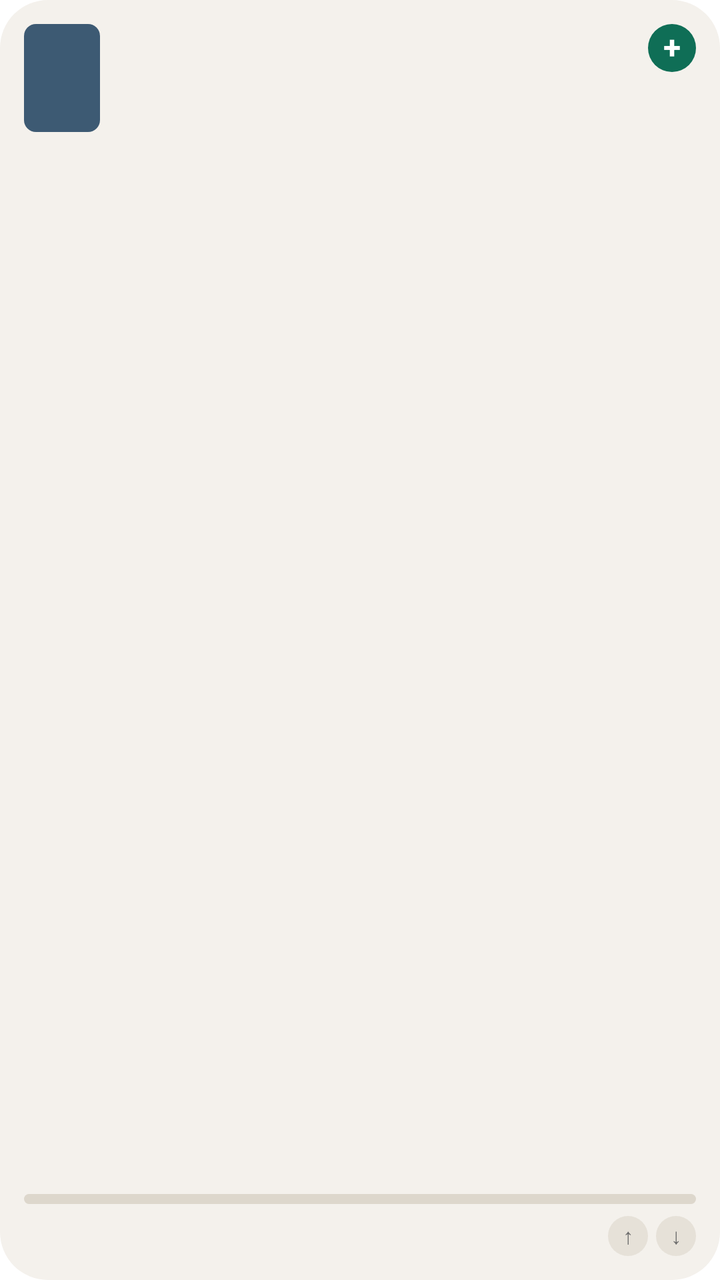
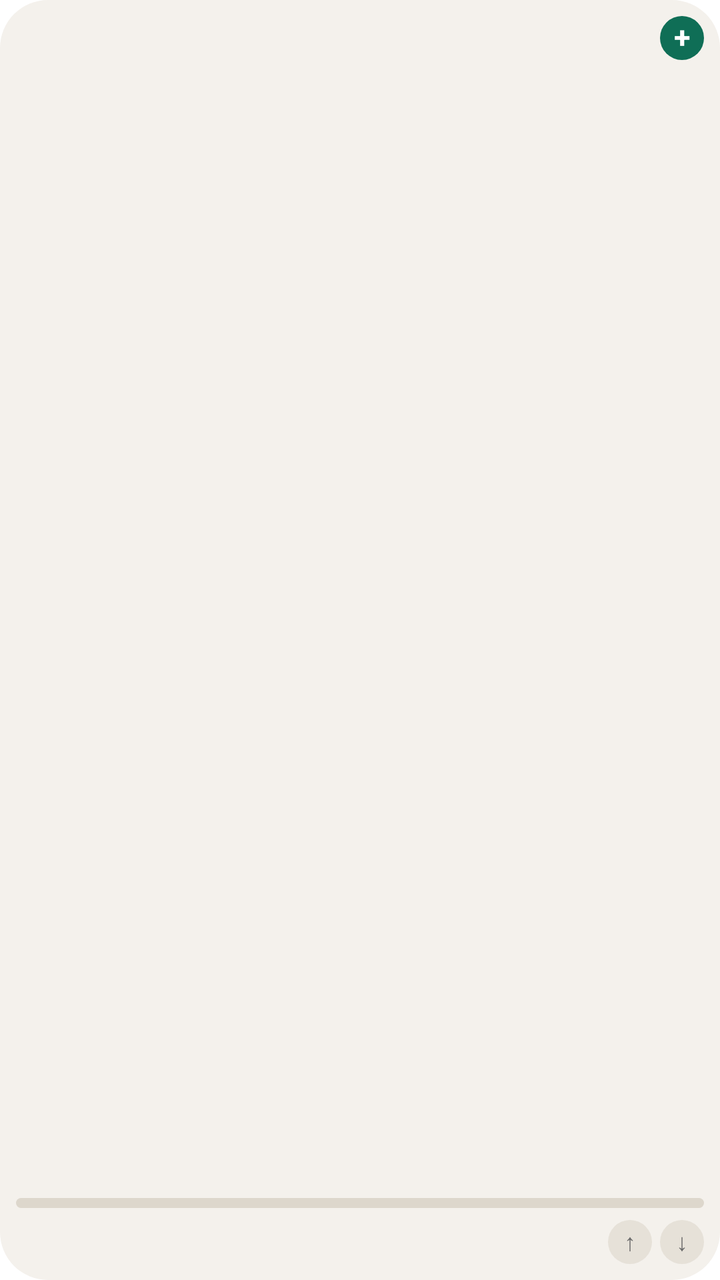

Screens rendered from an Android XML layout before and after an edit, with the pre-edit source and the edit as a unified diff.
<!-- AndroidManifest.xml: fallback theme Theme.MaterialComponents.DayNight.NoActionBar -->
<!-- res/layout/ww_widget_small.xml -->
<?xml version="1.0" encoding="utf-8"?>
<LinearLayout xmlns:android="http://schemas.android.com/apk/res/android"
    android:id="@+id/ww_root"
    android:layout_width="match_parent"
    android:layout_height="match_parent"
    android:background="@drawable/ww_widget_bg"
    android:orientation="vertical"
    android:padding="12dp">

    <RelativeLayout
        android:layout_width="match_parent"
        android:layout_height="wrap_content">

        <FrameLayout
            android:id="@+id/ww_cover_box"
            android:layout_width="38dp"
            android:layout_height="54dp"
            android:background="@drawable/ww_cover_bg">

            <ImageView
                android:id="@+id/ww_cover_image"
                android:layout_width="match_parent"
                android:layout_height="match_parent"
                android:scaleType="fitXY"
                android:visibility="gone" />

            <TextView
                android:id="@+id/ww_cover_title"
                android:layout_width="match_parent"
                android:layout_height="match_parent"
                android:ellipsize="end"
                android:maxLines="4"
                android:padding="4dp"
                android:textColor="#FFFFFF"
                android:textSize="7sp"
                android:textStyle="bold" />
        </FrameLayout>

        <TextView
            android:id="@+id/ww_btn_add"
            android:layout_width="24dp"
            android:layout_height="24dp"
            android:layout_alignParentEnd="true"
            android:background="@drawable/ww_btn_primary"
            android:contentDescription="Add a book"
            android:gravity="center"
            android:includeFontPadding="false"
            android:text="+"
            android:textColor="@color/ww_on_primary"
            android:textSize="16sp"
            android:textStyle="bold" />

        <TextView
            android:id="@+id/ww_percent"
            android:layout_width="wrap_content"
            android:layout_height="wrap_content"
            android:layout_marginStart="10dp"
            android:layout_marginEnd="4dp"
            android:layout_toStartOf="@id/ww_btn_add"
            android:layout_toEndOf="@id/ww_cover_box"
            android:includeFontPadding="false"
            android:maxLines="1"
            android:textColor="@color/ww_on_surface"
            android:textSize="20sp"
            android:textStyle="bold" />
    </RelativeLayout>

    <TextView
        android:id="@+id/ww_title"
        android:layout_width="match_parent"
        android:layout_height="wrap_content"
        android:layout_marginTop="8dp"
        android:ellipsize="end"
        android:maxLines="2"
        android:textColor="@color/ww_on_surface"
        android:textSize="12sp"
        android:textStyle="bold" />

    <FrameLayout
        android:layout_width="match_parent"
        android:layout_height="0dp"
        android:layout_weight="1" />

    <ProgressBar
        android:id="@+id/ww_progress"
        style="?android:attr/progressBarStyleHorizontal"
        android:layout_width="match_parent"
        android:layout_height="5dp"
        android:indeterminate="false"
        android:max="1000"
        android:maxHeight="5dp"
        android:minHeight="5dp"
        android:progress="0"
        android:progressDrawable="@drawable/ww_progress" />

    <RelativeLayout
        android:layout_width="match_parent"
        android:layout_height="wrap_content"
        android:layout_marginTop="6dp">

        <TextView
            android:id="@+id/ww_stat_left"
            android:layout_width="wrap_content"
            android:layout_height="wrap_content"
            android:layout_alignParentStart="true"
            android:layout_centerVertical="true"
            android:maxLines="1"
            android:textColor="@color/ww_muted"
            android:textSize="10sp" />

        <LinearLayout
            android:layout_width="wrap_content"
            android:layout_height="wrap_content"
            android:layout_alignParentEnd="true"
            android:orientation="horizontal">

            <TextView
                android:id="@+id/ww_btn_prev"
                android:layout_width="20dp"
                android:layout_height="20dp"
                android:background="@drawable/ww_btn_neutral"
                android:contentDescription="Previous book"
                android:gravity="center"
                android:includeFontPadding="false"
                android:text="&#8593;"
                android:textColor="@color/ww_muted"
                android:textSize="11sp" />

            <TextView
                android:id="@+id/ww_btn_next"
                android:layout_width="20dp"
                android:layout_height="20dp"
                android:layout_marginStart="4dp"
                android:background="@drawable/ww_btn_neutral"
                android:contentDescription="Next book"
                android:gravity="center"
                android:includeFontPadding="false"
                android:text="&#8595;"
                android:textColor="@color/ww_muted"
                android:textSize="11sp" />
        </LinearLayout>
    </RelativeLayout>
</LinearLayout>
<!-- resources referenced by this layout -->
<resources>
  <color name="ww_muted">#6B6B6B</color>
  <color name="ww_on_primary">#FFFFFF</color>
  <color name="ww_on_surface">#1A1A1A</color>
  <!-- drawable ww_btn_neutral (drawable) -->
  <?xml version="1.0" encoding="utf-8"?>
  <shape xmlns:android="http://schemas.android.com/apk/res/android"
      android:shape="oval">
      <solid android:color="@color/ww_btn" />
  </shape>
  <!-- drawable ww_btn_primary (drawable) -->
  <?xml version="1.0" encoding="utf-8"?>
  <shape xmlns:android="http://schemas.android.com/apk/res/android"
      android:shape="oval">
      <solid android:color="@color/ww_primary" />
  </shape>
  <!-- drawable ww_cover_bg (drawable) -->
  <?xml version="1.0" encoding="utf-8"?>
  <shape xmlns:android="http://schemas.android.com/apk/res/android"
      android:shape="rectangle">
      <solid android:color="@color/ww_cover" />
      <corners android:radius="6dp" />
  </shape>
  <!-- drawable ww_progress (drawable) -->
  <?xml version="1.0" encoding="utf-8"?>
  <layer-list xmlns:android="http://schemas.android.com/apk/res/android">
      <item android:id="@android:id/background">
          <shape android:shape="rectangle">
              <solid android:color="@color/ww_track" />
              <corners android:radius="4dp" />
          </shape>
      </item>
      <item android:id="@android:id/progress">
          <clip>
              <shape android:shape="rectangle">
                  <solid android:color="@color/ww_primary" />
                  <corners android:radius="4dp" />
              </shape>
          </clip>
      </item>
  </layer-list>
  <!-- drawable ww_widget_bg (drawable) -->
  <?xml version="1.0" encoding="utf-8"?>
  <shape xmlns:android="http://schemas.android.com/apk/res/android"
      android:shape="rectangle">
      <solid android:color="@color/ww_widget_bg" />
      <corners android:radius="24dp" />
  </shape>
  <color name="ww_btn">#E6E1D8</color>
  <color name="ww_primary">#0F6E56</color>
  <color name="ww_cover">#3D5A73</color>
  <color name="ww_track">#DDD7CC</color>
  <color name="ww_widget_bg">#F4F1EC</color>
</resources>

<!-- the commit's change to res/layout/ww_widget_small.xml (unified diff, before → after) -->
@@ -5,87 +5,92 @@
     android:layout_height="match_parent"
     android:background="@drawable/ww_widget_bg"
     android:orientation="vertical"
-    android:padding="12dp">
+    android:padding="8dp">
 
-    <RelativeLayout
+    <LinearLayout
         android:layout_width="match_parent"
-        android:layout_height="wrap_content">
+        android:layout_height="0dp"
+        android:layout_weight="1"
+        android:orientation="horizontal">
 
-        <FrameLayout
-            android:id="@+id/ww_cover_box"
-            android:layout_width="38dp"
-            android:layout_height="54dp"
-            android:background="@drawable/ww_cover_bg">
+        <ImageView
+            android:id="@+id/ww_cover_image"
+            android:layout_width="wrap_content"
+            android:layout_height="wrap_content"
+            android:layout_marginEnd="8dp"
+            android:contentDescription="Book cover"
+            android:scaleType="fitCenter"
+            android:visibility="gone" />
 
-            <ImageView
-                android:id="@+id/ww_cover_image"
+        <LinearLayout
+            android:layout_width="0dp"
+            android:layout_height="wrap_content"
+            android:layout_weight="1"
+            android:orientation="vertical">
+
+            <RelativeLayout
                 android:layout_width="match_parent"
-                android:layout_height="match_parent"
-                android:scaleType="fitXY"
-                android:visibility="gone" />
+                android:layout_height="wrap_content">
+
+                <TextView
+                    android:id="@+id/ww_btn_add"
+                    android:layout_width="22dp"
+                    android:layout_height="22dp"
+                    android:layout_alignParentEnd="true"
+                    android:background="@drawable/ww_btn_primary"
+                    android:contentDescription="Add a book"
+                    android:gravity="center"
+                    android:includeFontPadding="false"
+                    android:text="+"
+                    android:textColor="@color/ww_on_primary"
+                    android:textSize="15sp"
+                    android:textStyle="bold" />
+
+                <TextView
+                    android:id="@+id/ww_percent"
+                    android:layout_width="wrap_content"
+                    android:layout_height="wrap_content"
+                    android:layout_centerVertical="true"
+                    android:layout_marginEnd="4dp"
+                    android:layout_toStartOf="@id/ww_btn_add"
+                    android:ellipsize="end"
+                    android:includeFontPadding="false"
+                    android:maxLines="1"
+                    android:textColor="@color/ww_on_surface"
+                    android:textSize="18sp"
+                    android:textStyle="bold" />
+            </RelativeLayout>
 
             <TextView
-                android:id="@+id/ww_cover_title"
+                android:id="@+id/ww_title"
                 android:layout_width="match_parent"
-                android:layout_height="match_parent"
+                android:layout_height="wrap_content"
+                android:layout_marginTop="3dp"
                 android:ellipsize="end"
-                android:maxLines="4"
-                android:padding="4dp"
-                android:textColor="#FFFFFF"
-                android:textSize="7sp"
+                android:maxLines="2"
+                android:textColor="@color/ww_on_surface"
+                android:textSize="11sp"
                 android:textStyle="bold" />
-        </FrameLayout>
 
-        <TextView
-            android:id="@+id/ww_btn_add"
-            android:layout_width="24dp"
-            android:layout_height="24dp"
-            android:layout_alignParentEnd="true"
-            android:background="@drawable/ww_btn_primary"
-            android:contentDescription="Add a book"
-            android:gravity="center"
-            android:includeFontPadding="false"
-            android:text="+"
-            android:textColor="@color/ww_on_primary"
-            android:textSize="16sp"
-            android:textStyle="bold" />
-
-        <TextView
-            android:id="@+id/ww_percent"
-            android:layout_width="wrap_content"
-            android:layout_height="wrap_content"
-            android:layout_marginStart="10dp"
-            android:layout_marginEnd="4dp"
-            android:layout_toStartOf="@id/ww_btn_add"
-            android:layout_toEndOf="@id/ww_cover_box"
-            android:includeFontPadding="false"
-            android:maxLines="1"
-            android:textColor="@color/ww_on_surface"
-            android:textSize="20sp"
-            android:textStyle="bold" />
-    </RelativeLayout>
-
-    <TextView
-        android:id="@+id/ww_title"
-        android:layout_width="match_parent"
-        android:layout_height="wrap_content"
-        android:layout_marginTop="8dp"
-        android:ellipsize="end"
-        android:maxLines="2"
-        android:textColor="@color/ww_on_surface"
-        android:textSize="12sp"
-        android:textStyle="bold" />
-
-    <FrameLayout
-        android:layout_width="match_parent"
-        android:layout_height="0dp"
-        android:layout_weight="1" />
+            <TextView
+                android:id="@+id/ww_author"
+                android:layout_width="match_parent"
+                android:layout_height="wrap_content"
+                android:layout_marginTop="2dp"
+                android:ellipsize="end"
+                android:maxLines="1"
+                android:textColor="@color/ww_muted"
+                android:textSize="10sp"
+                android:visibility="gone" />
+        </LinearLayout>
+    </LinearLayout>
 
     <ProgressBar
         android:id="@+id/ww_progress"
         style="?android:attr/progressBarStyleHorizontal"
         android:layout_width="match_parent"
         android:layout_height="5dp"
+        android:layout_marginTop="6dp"
         android:indeterminate="false"
         android:max="1000"
         android:maxHeight="5dp"
@@ -98,17 +103,8 @@
         android:layout_height="wrap_content"
         android:layout_marginTop="6dp">
 
-        <TextView
-            android:id="@+id/ww_stat_left"
-            android:layout_width="wrap_content"
-            android:layout_height="wrap_content"
-            android:layout_alignParentStart="true"
-            android:layout_centerVertical="true"
-            android:maxLines="1"
-            android:textColor="@color/ww_muted"
-            android:textSize="10sp" />
-
         <LinearLayout
+            android:id="@+id/ww_arrows"
             android:layout_width="wrap_content"
             android:layout_height="wrap_content"
             android:layout_alignParentEnd="true"
@@ -116,20 +112,20 @@
 
             <TextView
                 android:id="@+id/ww_btn_prev"
-                android:layout_width="20dp"
-                android:layout_height="20dp"
+                android:layout_width="22dp"
+                android:layout_height="22dp"
                 android:background="@drawable/ww_btn_neutral"
                 android:contentDescription="Previous book"
                 android:gravity="center"
                 android:includeFontPadding="false"
                 android:text="&#8593;"
                 android:textColor="@color/ww_muted"
-                android:textSize="11sp" />
+                android:textSize="12sp" />
 
             <TextView
                 android:id="@+id/ww_btn_next"
-                android:layout_width="20dp"
-                android:layout_height="20dp"
+                android:layout_width="22dp"
+                android:layout_height="22dp"
                 android:layout_marginStart="4dp"
                 android:background="@drawable/ww_btn_neutral"
                 android:contentDescription="Next book"
@@ -137,7 +133,20 @@
                 android:includeFontPadding="false"
                 android:text="&#8595;"
                 android:textColor="@color/ww_muted"
-                android:textSize="11sp" />
+                android:textSize="12sp" />
         </LinearLayout>
+
+        <TextView
+            android:id="@+id/ww_stat_left"
+            android:layout_width="wrap_content"
+            android:layout_height="wrap_content"
+            android:layout_alignParentStart="true"
+            android:layout_centerVertical="true"
+            android:layout_marginEnd="4dp"
+            android:layout_toStartOf="@id/ww_arrows"
+            android:ellipsize="end"
+            android:maxLines="1"
+            android:textColor="@color/ww_muted"
+            android:textSize="10sp" />
     </RelativeLayout>
 </LinearLayout>
<!-- resource entries referenced after the edit -->
@@ -14,13 +14,6 @@
   <shape xmlns:android="http://schemas.android.com/apk/res/android"
       android:shape="oval">
       <solid android:color="@color/ww_primary" />
-  </shape>
-  <!-- drawable ww_cover_bg (drawable) -->
-  <?xml version="1.0" encoding="utf-8"?>
-  <shape xmlns:android="http://schemas.android.com/apk/res/android"
-      android:shape="rectangle">
-      <solid android:color="@color/ww_cover" />
-      <corners android:radius="6dp" />
   </shape>
   <!-- drawable ww_progress (drawable) -->
   <?xml version="1.0" encoding="utf-8"?>
@@ -49,7 +42,6 @@
   </shape>
   <color name="ww_btn">#E6E1D8</color>
   <color name="ww_primary">#0F6E56</color>
-  <color name="ww_cover">#3D5A73</color>
   <color name="ww_track">#DDD7CC</color>
   <color name="ww_widget_bg">#F4F1EC</color>
 </resources>
